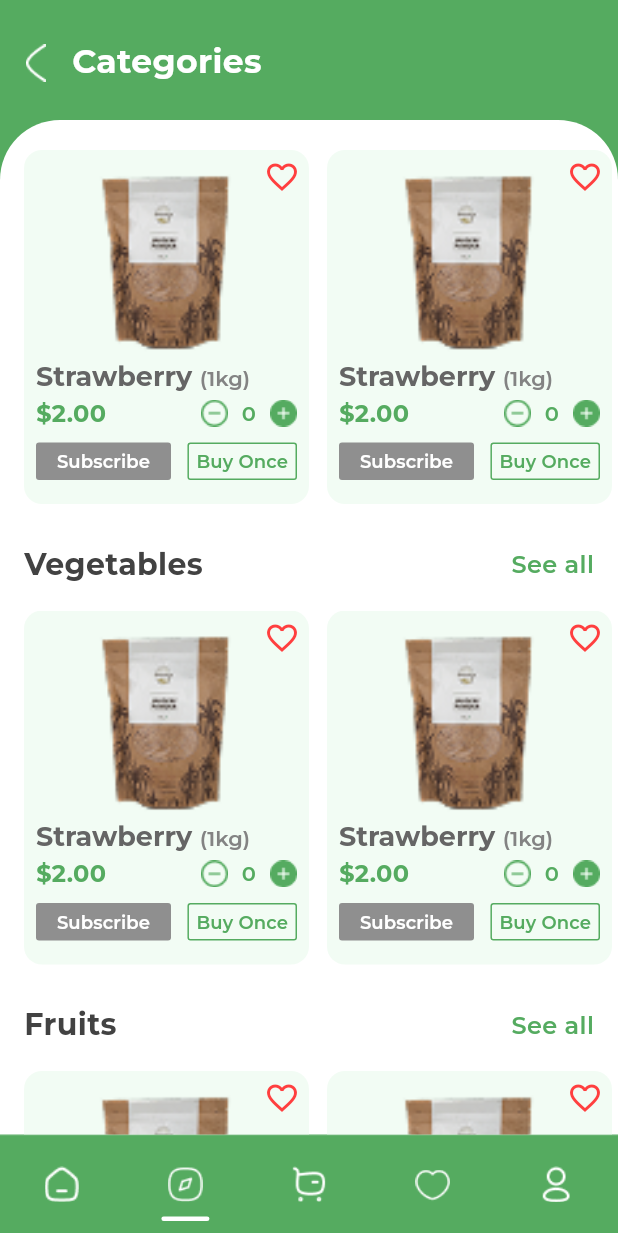
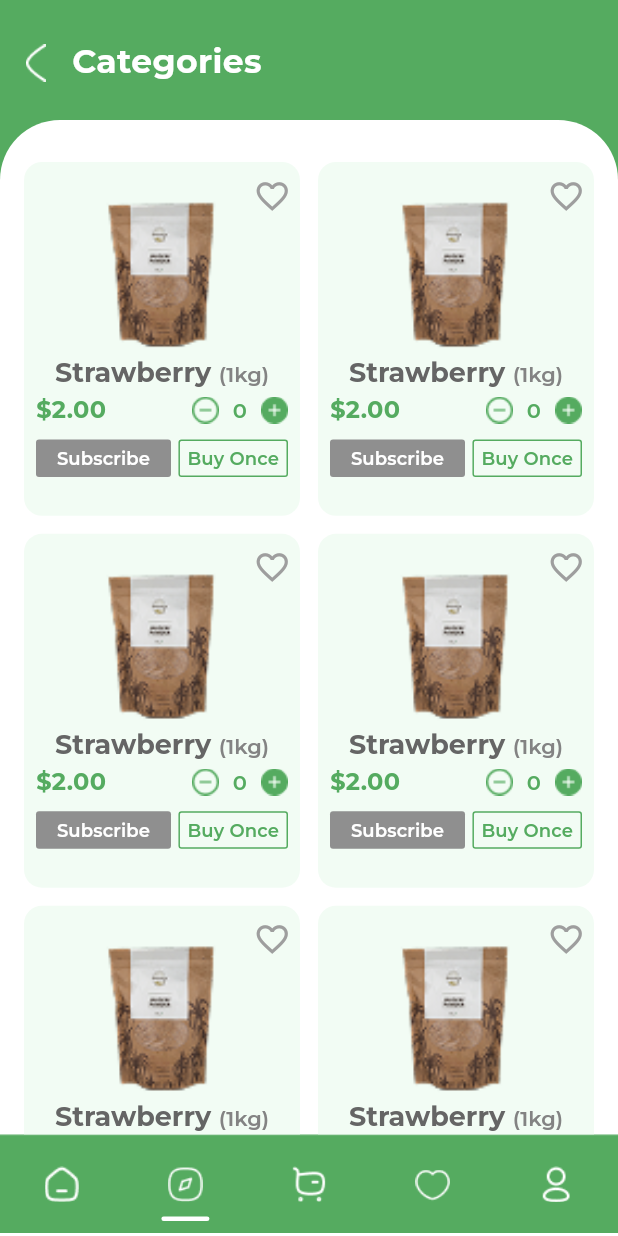
Before and after one commit to johntarus/flutter_grocery_store, a Flutter app: the CategoryScreen screen opened by its route, on a phone screen of 412 x 824 dp. Run offline on Flutter 3.47's test engine with Material 3 defaults, Android fonts, the phone set to English and light mode, and no system bars; our stand-ins replace flutter_svg, go_router, google_fonts.

```diff
--- a/lib/screens/category/category_screen.dart
+++ b/lib/screens/category/category_screen.dart
@@ -2,8 +2,6 @@ import 'package:flutter/material.dart';
 import 'package:google_fonts/google_fonts.dart';
 import 'package:sg_grocery/components/custom_header.dart';
 import 'package:sg_grocery/theme/app_colors.dart';
-
-import '../home/components/header_section.dart';
 
 class CategoryScreen extends StatelessWidget {
   const CategoryScreen({super.key});
@@ -25,50 +23,13 @@ class CategoryScreen extends StatelessWidget {
         child: Container(
           color: Colors.white,
           child: SafeArea(
-            top: false, // let content go under appbar curve
+            top: false,
             child: CustomScrollView(
               slivers: [
                 const SliverToBoxAdapter(child: SizedBox(height: 20)),
 
                 const SliverToBoxAdapter(child: ProductList()),
                 const SliverToBoxAdapter(child: SizedBox(height: 26)),
-
-                // Vegetables
-                SliverToBoxAdapter(
-                  child: SectionHeader(
-                    title: 'Vegetables',
-                    actionText: 'See all',
-                  ),
-                ),
-                const SliverToBoxAdapter(child: ProductList()),
-                const SliverToBoxAdapter(child: SizedBox(height: 26)),
-
-                // Fruits
-                SliverToBoxAdapter(
-                  child: SectionHeader(title: 'Fruits', actionText: 'See all'),
-                ),
-                const SliverToBoxAdapter(child: ProductList()),
-                const SliverToBoxAdapter(child: SizedBox(height: 26)),
-
-                // Dairy Products
-                SliverToBoxAdapter(
-                  child: SectionHeader(
-                    title: 'Dairy Products',
-                    actionText: 'See all',
-                  ),
-                ),
-                const SliverToBoxAdapter(child: ProductList()),
-                const SliverToBoxAdapter(child: SizedBox(height: 26)),
-
-                // Bakery Items
-                SliverToBoxAdapter(
-                  child: SectionHeader(
-                    title: 'Bakery Items',
-                    actionText: 'See all',
-                  ),
-                ),
-                const SliverToBoxAdapter(child: ProductList()),
-                const SliverToBoxAdapter(child: SizedBox(height: 40)),
               ],
             ),
           ),
@@ -92,18 +53,20 @@ class _ProductListState extends State<ProductList> {
 
   @override
   Widget build(BuildContext context) {
-    return SizedBox(
-      height: 236,
-      child: ListView.separated(
-        scrollDirection: Axis.horizontal,
-        padding: const EdgeInsets.symmetric(horizontal: 16),
+    return GridView.builder(
+      padding: const EdgeInsets.symmetric(horizontal: 16, vertical: 8),
+      shrinkWrap: true,
+      physics: const NeverScrollableScrollPhysics(),
       itemCount: 6,
-        separatorBuilder: (_, __) => const SizedBox(width: 12),
+      gridDelegate: const SliverGridDelegateWithFixedCrossAxisCount(
+        crossAxisCount: 2,
+        mainAxisSpacing: 12,
+        crossAxisSpacing: 12,
+        childAspectRatio: 0.78,
+      ),
       itemBuilder: (context, index) => Stack(
         children: [
-            // Product Card
           Container(
-              width: 190,
             decoration: BoxDecoration(
               color: AppColors.themeGreenLight,
               borderRadius: BorderRadius.circular(12),
@@ -112,20 +75,12 @@ class _ProductListState extends State<ProductList> {
             child: Column(
               mainAxisAlignment: MainAxisAlignment.center,
               children: [
-                  Center(
-                    child: Image.asset(
+                Image.asset(
                   'assets/images/jaggery.png',
-                      height: 120,
+                  height: 100,
                   fit: BoxFit.cover,
                 ),
-                  ),
                 const SizedBox(height: 4),
-                  Row(
-                    children: [
-                      Expanded(
-                        child: Column(
-                          crossAxisAlignment: CrossAxisAlignment.start,
-                          children: [
                 RichText(
                   text: TextSpan(
                     children: [
@@ -230,8 +185,7 @@ class _ProductListState extends State<ProductList> {
                             vertical: 4,
                           ),
                           minimumSize: const Size(0, 0),
-                                      tapTargetSize:
-                                          MaterialTapTargetSize.shrinkWrap,
+                          tapTargetSize: MaterialTapTargetSize.shrinkWrap,
                           elevation: 0,
                         ),
                         child: Text(
@@ -253,15 +207,12 @@ class _ProductListState extends State<ProductList> {
                           horizontal: 6,
                           vertical: 4,
                         ),
-                                    side: const BorderSide(
-                                      color: AppColors.themeGreen,
-                                    ),
+                        side: const BorderSide(color: AppColors.themeGreen),
                         shape: RoundedRectangleBorder(
                           borderRadius: BorderRadius.circular(2),
                         ),
                         minimumSize: const Size(0, 0),
-                                    tapTargetSize:
-                                        MaterialTapTargetSize.shrinkWrap,
+                        tapTargetSize: MaterialTapTargetSize.shrinkWrap,
                       ),
                       child: Text(
                         'Buy Once',
@@ -277,15 +228,8 @@ class _ProductListState extends State<ProductList> {
               ],
             ),
           ),
-                    ],
-                  ),
-                ],
-              ),
-            ),
-
-            // Top-right icon
           Positioned(
-              top: 6,
+            top: 10,
             right: 6,
             child: GestureDetector(
               onTap: () {
@@ -295,16 +239,13 @@ class _ProductListState extends State<ProductList> {
               },
               child: Icon(
                 isFavorite ? Icons.favorite : Icons.favorite_border,
-                  color: isFavorite
-                      ? const Color(0xFFEC5353)
-                      : Color(0xFFFF3F3F),
-                  size: 24,
+                color: isFavorite ? const Color(0xFFEC5353) : Colors.grey,
+                size: 25,
               ),
             ),
           ),
         ],
       ),
-      ),
     );
   }
 }
```
Lines whose indentation alone changed are shown as unchanged.
